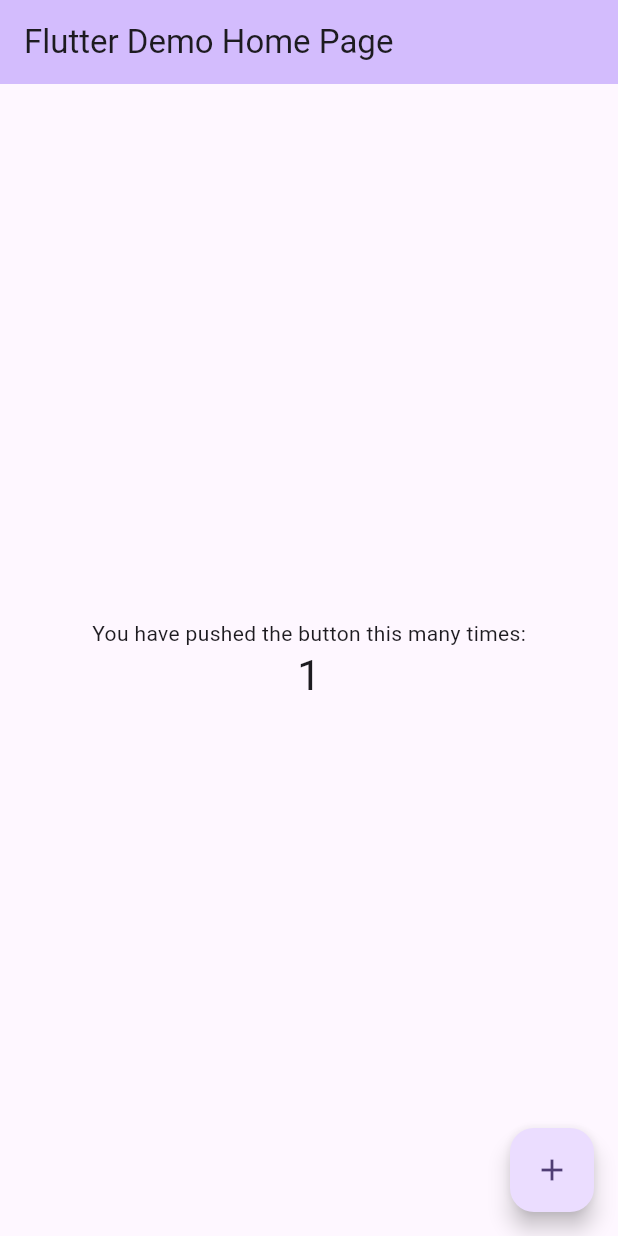
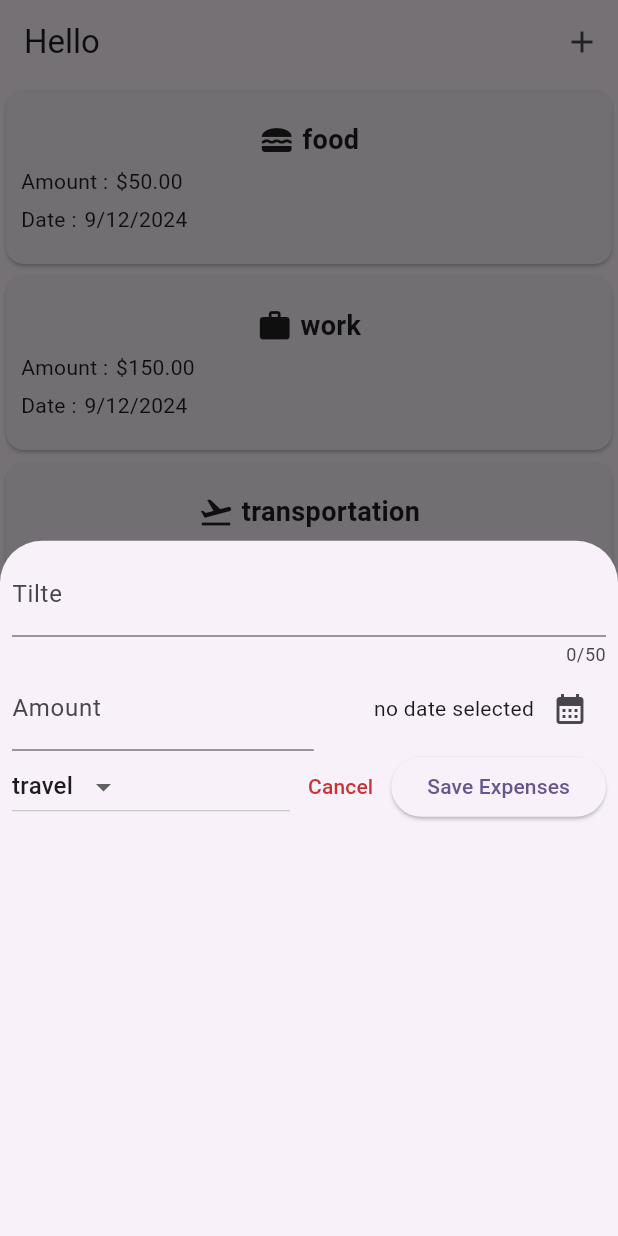
Before and after one commit to Alaa6/expenses_app, a Flutter app: the screen it shows after launch, after a tap on the "add" icon, on a phone screen of 412 x 824 dp. Run offline on Flutter 3.47's test engine with Material 3 defaults, Android fonts, the phone set to English and light mode, and no system bars.

Commit message:
Last update from home

```diff
--- a/lib/main.dart
+++ b/lib/main.dart
@@ -1,3 +1,4 @@
+import 'package:expenses_app/widgets/expenses.dart';
 import 'package:flutter/material.dart';
 
 void main() {
@@ -11,43 +12,19 @@ class MyApp extends StatelessWidget {
   @override
   Widget build(BuildContext context) {
     return MaterialApp(
+      debugShowCheckedModeBanner: false,
       title: 'Flutter Demo',
       theme: ThemeData(
-        // This is the theme of your application.
-        //
-        // TRY THIS: Try running your application with "flutter run". You'll see
-        // the application has a purple toolbar. Then, without quitting the app,
-        // try changing the seedColor in the colorScheme below to Colors.green
-        // and then invoke "hot reload" (save your changes or press the "hot
-        // reload" button in a Flutter-supported IDE, or press "r" if you used
-        // the command line to start the app).
-        //
-        // Notice that the counter didn't reset back to zero; the application
-        // state is not lost during the reload. To reset the state, use hot
-        // restart instead.
-        //
-        // This works for code too, not just values: Most code changes can be
-        // tested with just a hot reload.
         colorScheme: ColorScheme.fromSeed(seedColor: Colors.deepPurple),
         useMaterial3: true,
       ),
-      home: const MyHomePage(title: 'Flutter Demo Home Page'),
+      home:const Expenses(),
     );
   }
 }
 
 class MyHomePage extends StatefulWidget {
   const MyHomePage({super.key, required this.title});
-
-  // This widget is the home page of your application. It is stateful, meaning
-  // that it has a State object (defined below) that contains fields that affect
-  // how it looks.
-
-  // This class is the configuration for the state. It holds the values (in this
-  // case the title) provided by the parent (in this case the App widget) and
-  // used by the build method of the State. Fields in a Widget subclass are
-  // always marked "final".
-
   final String title;
 
   @override
@@ -59,50 +36,20 @@ class _MyHomePageState extends State<MyHomePage> {
 
   void _incrementCounter() {
     setState(() {
-      // This call to setState tells the Flutter framework that something has
-      // changed in this State, which causes it to rerun the build method below
-      // so that the display can reflect the updated values. If we changed
-      // _counter without calling setState(), then the build method would not be
-      // called again, and so nothing would appear to happen.
       _counter++;
     });
   }
 
   @override
   Widget build(BuildContext context) {
-    // This method is rerun every time setState is called, for instance as done
-    // by the _incrementCounter method above.
-    //
-    // The Flutter framework has been optimized to make rerunning build methods
-    // fast, so that you can just rebuild anything that needs updating rather
-    // than having to individually change instances of widgets.
+
     return Scaffold(
       appBar: AppBar(
-        // TRY THIS: Try changing the color here to a specific color (to
-        // Colors.amber, perhaps?) and trigger a hot reload to see the AppBar
-        // change color while the other colors stay the same.
         backgroundColor: Theme.of(context).colorScheme.inversePrimary,
-        // Here we take the value from the MyHomePage object that was created by
-        // the App.build method, and use it to set our appbar title.
         title: Text(widget.title),
       ),
       body: Center(
-        // Center is a layout widget. It takes a single child and positions it
-        // in the middle of the parent.
         child: Column(
-          // Column is also a layout widget. It takes a list of children and
-          // arranges them vertically. By default, it sizes itself to fit its
-          // children horizontally, and tries to be as tall as its parent.
-          //
-          // Column has various properties to control how it sizes itself and
-          // how it positions its children. Here we use mainAxisAlignment to
-          // center the children vertically; the main axis here is the vertical
-          // axis because Columns are vertical (the cross axis would be
-          // horizontal).
-          //
-          // TRY THIS: Invoke "debug painting" (choose the "Toggle Debug Paint"
-          // action in the IDE, or press "p" in the console), to see the
-          // wireframe for each widget.
           mainAxisAlignment: MainAxisAlignment.center,
           children: <Widget>[
             const Text(
@@ -119,7 +66,7 @@ class _MyHomePageState extends State<MyHomePage> {
         onPressed: _incrementCounter,
         tooltip: 'Increment',
         child: const Icon(Icons.add),
-      ), // This trailing comma makes auto-formatting nicer for build methods.
+      ),
     );
   }
 }
--- /dev/null
+++ b/lib/models/expense.dart
@@ -0,0 +1,35 @@
+// ignore_for_file: public_member_api_docs, sort_constructors_first
+import 'package:flutter/material.dart';
+import 'package:intl/intl.dart';
+import 'package:uuid/uuid.dart';
+
+const uuid = Uuid();
+final dateFormat = DateFormat.yMd();
+
+enum Category { food, work, travel, leisure }
+
+const categoryIcon = {
+  Category.food: Icons.lunch_dining,
+  Category.travel: Icons.flight_takeoff,
+  Category.leisure: Icons.movie,
+  Category.work: Icons.work,
+};
+
+class Expense {
+  final String id;
+  final String title;
+  final double amount;
+  final DateTime date;
+  final Category category;
+
+  String get formttedDate {
+    return dateFormat.format(date);
+  }
+
+  Expense({
+    required this.title,
+    required this.amount,
+    required this.date,
+    required this.category,
+  }) : id = uuid.v4();
+}
--- /dev/null
+++ b/lib/widgets/expense_model.dart
@@ -0,0 +1,131 @@
+import 'dart:developer';
+
+import 'package:expenses_app/models/expense.dart';
+import 'package:flutter/material.dart';
+import 'package:intl/intl.dart';
+
+class ExpenseModel extends StatefulWidget {
+  const ExpenseModel({
+    super.key,
+  });
+
+  @override
+  State<ExpenseModel> createState() => _ExpenseModelState();
+}
+
+class _ExpenseModelState extends State<ExpenseModel> {
+  // var _title ='';
+  final _titleController = TextEditingController();
+  final _amountontroller = TextEditingController();
+  final formatter = DateFormat.yMd();
+  DateTime? _selectedDate;
+  Category _selectedCategory = Category.travel;
+  @override
+  void dispose() {
+    super.dispose();
+    _titleController.dispose();
+    _amountontroller.dispose();
+  }
+
+  @override
+  Widget build(BuildContext context) {
+    return Padding(
+      padding: const EdgeInsets.all(8.0),
+      child: Column(children: [
+        TextField(
+          controller: _titleController,
+          maxLength: 50,
+          decoration: const InputDecoration(label: Text('Tilte')),
+        ),
+        Row(
+          mainAxisAlignment: MainAxisAlignment.center,
+          children: [
+            Expanded(
+              child: TextField(
+                controller: _amountontroller,
+                keyboardType: TextInputType.number,
+                decoration: const InputDecoration(
+                    label: Text('Amount'), prefixText: '\$'),
+              ),
+            ),
+            const SizedBox(
+              width: 40,
+            ),
+            Row(children: [
+              Text(_selectedDate == null
+                  ? 'no date selected'
+                  : formatter.format(_selectedDate!)),
+              IconButton(
+                  onPressed: () async {
+                    final now = DateTime.now();
+                    final firstDate =
+                        DateTime(now.year - 1, now.month, now.day);
+                    final DateTime? pickedDate = await showDatePicker(
+                      context: context,
+                      initialDate: now,
+                      firstDate: firstDate,
+                      lastDate: now,
+                    );
+                    setState(() {
+                      _selectedDate = pickedDate;
+                    });
+                  },
+                  icon: const Icon(Icons.calendar_month)),
+            ]),
+          ],
+        ),
+        Row(
+          children: [
+            Expanded(
+              child: DropdownButton(
+                value: _selectedCategory,
+                // menuWidth: double.infinity,
+                items: Category.values
+                    .map(
+                      (e) => DropdownMenuItem(
+                        value: e,
+                        child: Text(e.name),
+                      ),
+                    )
+                    .toList(),
+                onChanged: (newCat) {
+                  if (newCat == null) {
+                    return;
+                  }
+                  setState(() {
+                    _selectedCategory = newCat;
+                  });
+                },
+              ),
+            ),
+            // const Spacer(),
+            TextButton(
+              onPressed: () {
+                Navigator.pop(context);
+              },
+              child: const Text(
+                'Cancel',
+                style: TextStyle(color: Color.fromARGB(255, 200, 52, 52)),
+              ),
+            ),
+            ElevatedButton(
+              onPressed: () {
+                final double? enteredAmount =
+                    double.tryParse(_amountontroller.text);
+                final bool amountIsValid =
+                    enteredAmount == null || enteredAmount <= 0;
+
+                if (_titleController.text.trim().isEmpty ||
+                    amountIsValid ||
+                    _selectedDate == null) {
+                  log('error');
+                }
+              },
+              child: const Text('Save Expenses'),
+            ),
+          ],
+        )
+      ]),
+    );
+  }
+}
--- /dev/null
+++ b/lib/widgets/expenses.dart
@@ -0,0 +1,54 @@
+import 'package:expenses_app/models/expense.dart';
+import 'package:expenses_app/widgets/expense_model.dart';
+import 'package:expenses_app/widgets/expenses_list/expenses_list.dart';
+import 'package:flutter/material.dart';
+
+class Expenses extends StatefulWidget {
+  const Expenses({super.key});
+
+  @override
+  State<Expenses> createState() => _ExpensesState();
+}
+
+class _ExpensesState extends State<Expenses> {
+  final List<Expense> myExpenses = [
+    Expense(
+      title: 'food',
+      amount: 50,
+      date: DateTime.now(),
+      category: Category.food,
+    ),
+    Expense(
+      title: 'work',
+      amount: 150,
+      date: DateTime.now(),
+      category: Category.work,
+    ),
+    Expense(
+      title: 'transportation',
+      amount: 100,
+      date: DateTime.now(),
+      category: Category.travel,
+    ),
+  ];
+  @override
+  Widget build(BuildContext context) {
+    return Scaffold(
+      appBar: AppBar(title: const Text('Hello'), actions: [
+        IconButton(
+            onPressed: () {
+              showModalBottomSheet(
+                  context: context,
+                  builder: (ctx) => const ExpenseModel());
+            },
+            icon: const Icon(Icons.add))
+      ]),
+      body: Center(
+        child: Column(
+          mainAxisAlignment: MainAxisAlignment.center,
+          children: [Expanded(child: ExpensesList(myExpenses: myExpenses))],
+        ),
+      ),
+    );
+  }
+}
--- /dev/null
+++ b/lib/widgets/expenses_list/expenses_item.dart
@@ -0,0 +1,64 @@
+import 'package:expenses_app/models/expense.dart';
+import 'package:flutter/material.dart';
+
+class ExpensesItem extends StatelessWidget {
+  const ExpensesItem({
+    super.key,
+    required this.expense,
+  });
+
+  final Expense expense;
+
+  @override
+  Widget build(BuildContext context) {
+    return Card(
+      child: Padding(
+        padding: const EdgeInsets.symmetric(horizontal: 10, vertical: 20),
+        child: Column(
+          children: [
+            Row(mainAxisAlignment: MainAxisAlignment.center, children: [
+              Icon(categoryIcon[expense.category]),
+              const SizedBox(
+                width: 5,
+              ),
+               Text(
+                   expense.title ,
+                style:
+                    const TextStyle(fontSize: 18, fontWeight: FontWeight.bold),
+              )
+            ]),
+            const SizedBox(
+              height: 5,
+            ),
+
+
+            Row(
+              children: [
+
+                const Text('Amount :'),
+                const SizedBox(
+                  width: 5,
+                ),
+                // const Spacer() ,
+                Text('\$${expense.amount.toStringAsFixed(2)}')
+              ],
+            ),
+            const SizedBox(
+              height: 5,
+            ),
+            Row(
+              children: [
+                const Text('Date :'),
+                const SizedBox(
+                  width: 5,
+                ),
+                Text(expense.formttedDate.toString())
+              ],
+            ),
+
+          ],
+        ),
+      ),
+    );
+  }
+}
--- /dev/null
+++ b/lib/widgets/expenses_list/expenses_list.dart
@@ -0,0 +1,20 @@
+import 'package:expenses_app/models/expense.dart';
+import 'package:expenses_app/widgets/expenses_list/expenses_item.dart';
+import 'package:flutter/material.dart';
+
+class ExpensesList extends StatelessWidget {
+  const ExpensesList({
+    super.key,
+    required this.myExpenses,
+  });
+
+  final List<Expense> myExpenses;
+
+  @override
+  Widget build(BuildContext context) {
+    return ListView.builder(
+      itemCount: myExpenses.length,
+      itemBuilder: (context, index) => ExpensesItem(expense: myExpenses[index]),
+    );
+  }
+}
--- a/pubspec.yaml
+++ b/pubspec.yaml
@@ -35,6 +35,8 @@ dependencies:
   # The following adds the Cupertino Icons font to your application.
   # Use with the CupertinoIcons class for iOS style icons.
   cupertino_icons: ^1.0.8
+  uuid: ^4.5.0
+  intl: ^0.19.0
 
 dev_dependencies:
   flutter_test:
```
Also changed, not shown: pubspec.lock.
